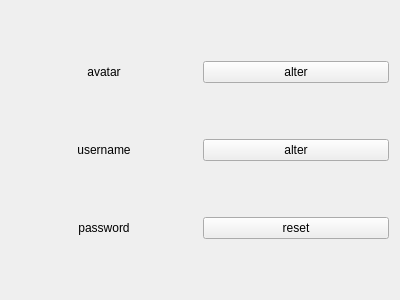
The window that client/profilewidget.ui (gitjip/microtrade) describes before a commit, drawn with Qt 5.
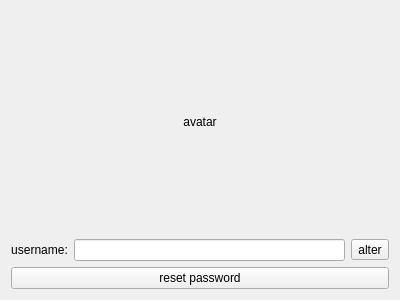
The same window after the commit. Icons and pictures are not drawn.

Patch:
```diff
--- a/client/profilewidget.ui
+++ b/client/profilewidget.ui
@@ -14,7 +14,24 @@
    <string>Form</string>
   </property>
   <layout class="QGridLayout" name="gridLayout">
-   <item row="0" column="0">
+   <item row="3" column="2" colspan="3">
+    <widget class="QPushButton" name="passwordResetPushButton">
+     <property name="text">
+      <string>reset password</string>
+     </property>
+    </widget>
+   </item>
+   <item row="2" column="2">
+    <widget class="QLabel" name="usernamePromptLabel">
+     <property name="text">
+      <string>username:</string>
+     </property>
+     <property name="alignment">
+      <set>Qt::AlignmentFlag::AlignCenter</set>
+     </property>
+    </widget>
+   </item>
+   <item row="0" column="2" colspan="3">
     <widget class="QLabel" name="avatarLabel">
      <property name="text">
       <string>avatar</string>
@@ -24,46 +41,18 @@
      </property>
     </widget>
    </item>
-   <item row="1" column="1">
-    <widget class="QPushButton" name="usernameAlterPushButton">
+   <item row="2" column="4">
+    <widget class="QToolButton" name="usernameToolButton">
      <property name="text">
       <string>alter</string>
      </property>
-    </widget>
-   </item>
-   <item row="0" column="1">
-    <widget class="QPushButton" name="avatarAlterPushButton">
-     <property name="text">
-      <string>alter</string>
+     <property name="icon">
+      <iconset theme="QIcon::ThemeIcon::MailMessageNew"/>
      </property>
     </widget>
    </item>
-   <item row="1" column="0">
-    <widget class="QLabel" name="usernameLabel">
-     <property name="text">
-      <string>username</string>
-     </property>
-     <property name="alignment">
-      <set>Qt::AlignmentFlag::AlignCenter</set>
-     </property>
-    </widget>
-   </item>
-   <item row="2" column="0">
-    <widget class="QLabel" name="label">
-     <property name="text">
-      <string>password</string>
-     </property>
-     <property name="alignment">
-      <set>Qt::AlignmentFlag::AlignCenter</set>
-     </property>
-    </widget>
-   </item>
-   <item row="2" column="1">
-    <widget class="QPushButton" name="passwordResetPushButton">
-     <property name="text">
-      <string>reset</string>
-     </property>
-    </widget>
+   <item row="2" column="3">
+    <widget class="QLineEdit" name="usernameLineEdit"/>
    </item>
   </layout>
  </widget>
```
